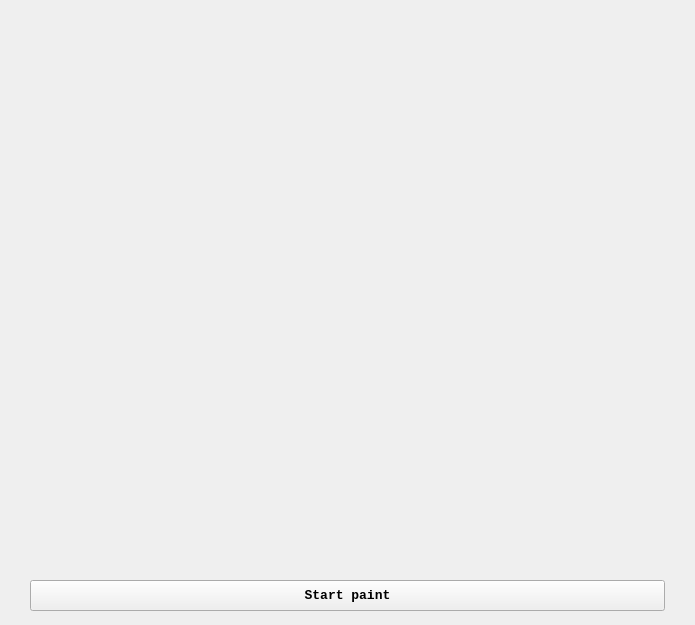
The window that mainwindow.ui (DrBiggyBlack/Wolfram-code-renderer) describes before a commit, drawn with Qt 5.
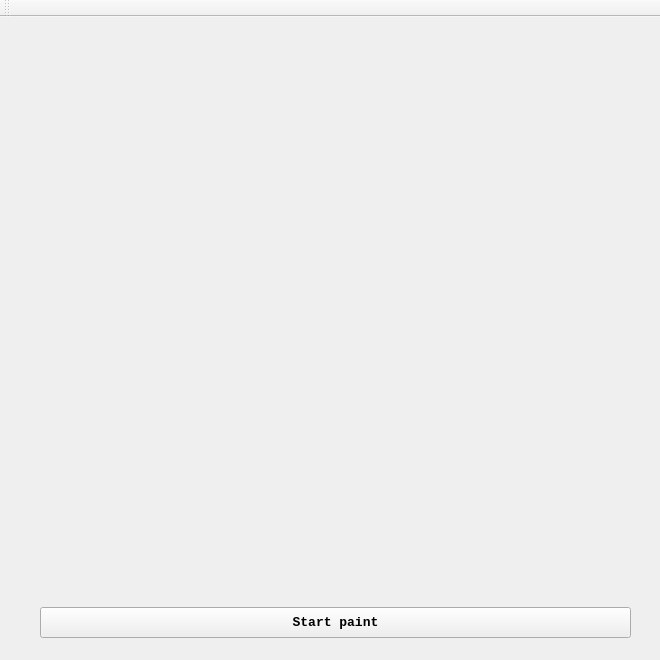
The same window after the commit.

Commit message: Version 1.0. Based on working with bool data

Patch:
```diff
--- a/mainwindow.ui
+++ b/mainwindow.ui
@@ -6,8 +6,8 @@
    <rect>
     <x>0</x>
     <y>0</y>
-    <width>695</width>
-    <height>625</height>
+    <width>660</width>
+    <height>660</height>
    </rect>
   </property>
   <property name="sizePolicy">
@@ -18,32 +18,26 @@
   </property>
   <property name="minimumSize">
    <size>
-    <width>695</width>
-    <height>625</height>
+    <width>660</width>
+    <height>660</height>
    </size>
   </property>
   <property name="maximumSize">
    <size>
-    <width>695</width>
-    <height>625</height>
+    <width>660</width>
+    <height>660</height>
    </size>
   </property>
   <property name="windowTitle">
    <string>MainWindow</string>
   </property>
-  <property name="styleSheet">
-   <string notr="true"/>
-  </property>
-  <property name="documentMode">
-   <bool>false</bool>
-  </property>
   <widget class="QWidget" name="centralWidget">
    <widget class="QPushButton" name="pushButton_StartPainting">
     <property name="geometry">
      <rect>
-      <x>30</x>
-      <y>580</y>
-      <width>635</width>
+      <x>40</x>
+      <y>590</y>
+      <width>591</width>
       <height>31</height>
      </rect>
     </property>
@@ -58,12 +52,6 @@
     <property name="text">
      <string>Start paint</string>
     </property>
-    <property name="checkable">
-     <bool>false</bool>
-    </property>
-    <property name="checked">
-     <bool>false</bool>
-    </property>
    </widget>
   </widget>
   <widget class="QMenuBar" name="menuBar">
@@ -76,6 +64,14 @@
     </rect>
    </property>
   </widget>
+  <widget class="QToolBar" name="mainToolBar">
+   <attribute name="toolBarArea">
+    <enum>TopToolBarArea</enum>
+   </attribute>
+   <attribute name="toolBarBreak">
+    <bool>false</bool>
+   </attribute>
+  </widget>
  </widget>
  <layoutdefault spacing="6" margin="11"/>
  <resources/>
```
Left out of the diff: 4 changed lines with no effect on the pictures. The commit also changes 4 other files.
